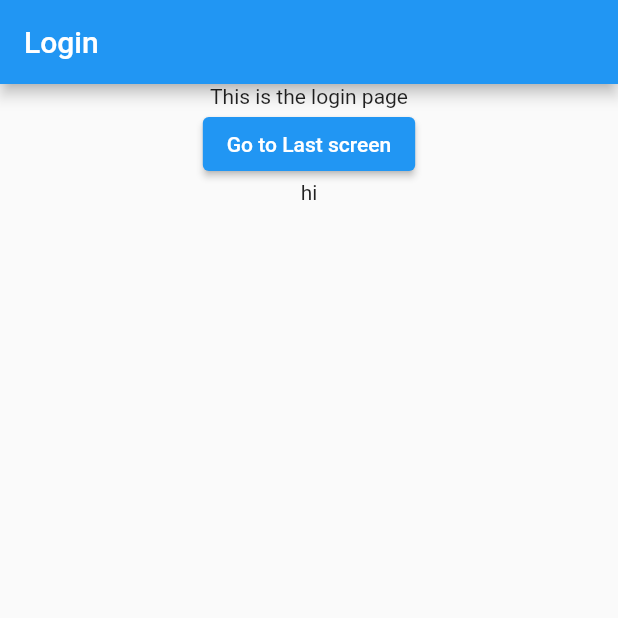
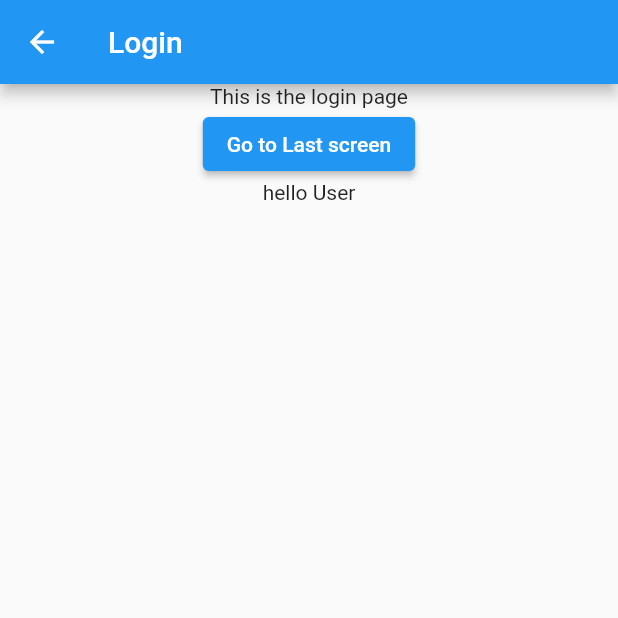
Before and after one commit to VishnuNV-msil/routesapp, a Flutter app: the screen it shows after launch, after a tap on "Logout", on a phone screen of 412 x 824 dp, the top half of it. Run offline on Flutter 3.47's test engine with Material 2 defaults, Android fonts, the phone set to English and light mode, and no system bars.

Commit message:
use of custom back button

```diff
--- a/lib/main.dart
+++ b/lib/main.dart
@@ -59,9 +59,11 @@ class HomePage extends StatelessWidget {
             ElevatedButton(
               child: Text('Logout'),
               onPressed: () {
-                Navigator.of(context).pushReplacementNamed(
-                    LoginScreen.routeName,
-                    arguments: 'hello');
+                Navigator.of(context).push(
+                  MaterialPageRoute(
+                    builder: (context) => LoginScreen('hello User'),
+                  ),
+                );
               },
             ),
           ],
--- a/lib/screens/last_screen.dart
+++ b/lib/screens/last_screen.dart
@@ -17,7 +17,8 @@ class LastScreen extends StatelessWidget {
             Text('This is the last page'),
             ElevatedButton(
               onPressed: () {
-                Navigator.pushReplacementNamed(context, '/');
+                //Navigator.pushReplacementNamed(context, '/');
+                Navigator.popUntil(context, ModalRoute.withName('/'));
               },
               child: Text('Go to home'),
             ),
--- a/lib/screens/login_screen.dart
+++ b/lib/screens/login_screen.dart
@@ -1,4 +1,5 @@
 import 'package:flutter/material.dart';
+import 'last_screen.dart';
 
 class LoginScreen extends StatelessWidget {
   //const LoginScreen({super.key});
@@ -11,6 +12,12 @@ class LoginScreen extends StatelessWidget {
   Widget build(BuildContext context) {
     return Scaffold(
       appBar: AppBar(
+        leading: IconButton(
+          icon: Icon(Icons.arrow_back_sharp),
+          onPressed: () {
+            Navigator.pop(context);
+          },
+        ),
         title: Text('Login'),
       ),
       body: Center(
@@ -19,7 +26,7 @@ class LoginScreen extends StatelessWidget {
             Text('This is the login page'),
             ElevatedButton(
               onPressed: () {
-                Navigator.pushReplacementNamed(context, '/last', arguments: 'better get back to home!');
+                Navigator.pushNamed(context, '/last', arguments: 'better get back to home!');
               },
               child: Text('Go to Last screen'),
             ),
```
